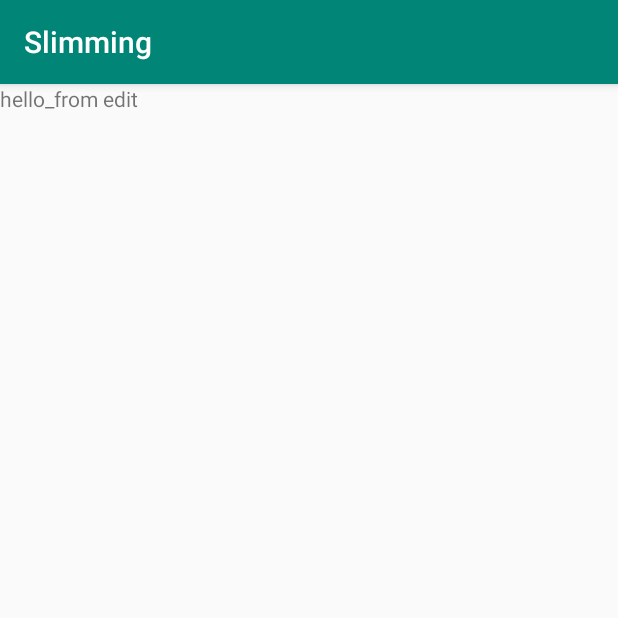
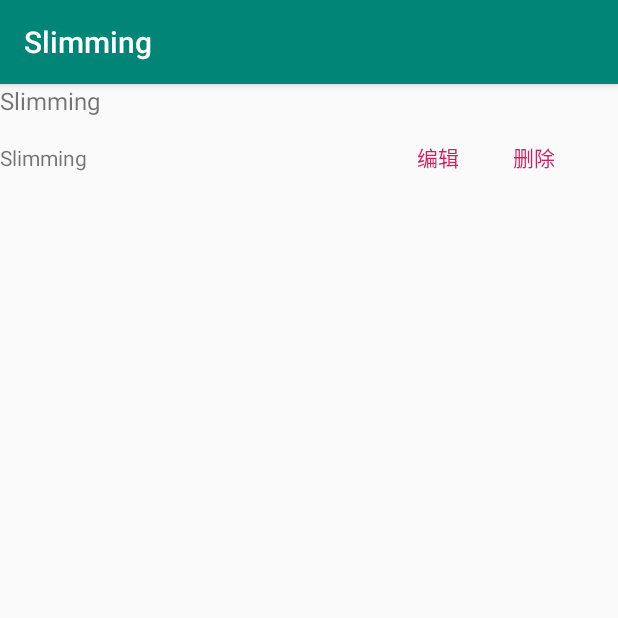
Before and after one commit to Vermouth0/Final_project, an Android app: the fragment PlanEditFragment shown on its own in the app's theme, on a phone screen of 412 x 824 dp, the top half of it. Run offline under Robolectric (Android 15) with nearby library versions, the phone set to English and light mode, and no system bars.

Commit message:
完成编辑页面列表布局并成功接入数据库。

```diff
--- a/app/build.gradle
+++ b/app/build.gradle
@@ -19,11 +19,12 @@ android {
 }
 
 dependencies {
-    implementation fileTree(dir: 'libs', include: ['*.jar'])
+    implementation fileTree(include: ['*.jar'], dir: 'libs')
     implementation 'com.android.support:appcompat-v7:28.0.0'
     implementation 'com.android.support.constraint:constraint-layout:1.1.3'
     testImplementation 'junit:junit:4.12'
     implementation 'com.android.support:design:28.0.0'
     androidTestImplementation 'com.android.support.test:runner:1.0.2'
     androidTestImplementation 'com.android.support.test.espresso:espresso-core:3.0.2'
+    implementation files('libs/mysql-connector-Java-5.1.30-bin.jar')
 }
--- a/app/src/main/res/layout/fragment_plan_edit.xml
+++ b/app/src/main/res/layout/fragment_plan_edit.xml
@@ -6,10 +6,48 @@
     tools:context=".PlanEditFragment">
 
     <!-- TODO: Update blank fragment layout -->
-    <TextView
-        android:id="@+id/fragment_plan_edit"
+
+    <LinearLayout
         android:layout_width="match_parent"
-        android:layout_height="match_parent"
-        android:text="hello_from edit" />
+        android:layout_height="wrap_content"
+        android:orientation="vertical">
+        <TextView
+            android:id="@+id/plan_title"
+            android:layout_width="wrap_content"
+            android:layout_height="wrap_content"
+            android:text="@string/app_name"
+            android:textSize="16sp" />
+
+        <LinearLayout
+            android:layout_width="match_parent"
+            android:layout_height="wrap_content"
+            android:orientation="horizontal">
+
+            <TextView
+                android:id="@+id/plan_content"
+                android:layout_width="260dp"
+                android:layout_height="wrap_content"
+                android:text="@string/app_name"
+                android:textSize="14sp" />
+
+            <Button
+                android:id="@+id/btn_edit_edit"
+                style="?android:attr/buttonBarButtonStyle"
+                android:layout_width="wrap_content"
+                android:layout_height="wrap_content"
+                android:text="@string/btn_edit_edit"
+                android:textSize="14sp" />
+
+            <Button
+                android:id="@+id/btn_edit_delete"
+                style="?android:attr/buttonBarButtonStyle"
+                android:layout_width="wrap_content"
+                android:layout_height="wrap_content"
+                android:text="@string/btn_edit_delete"
+                android:textSize="14sp" />
+        </LinearLayout>
+    </LinearLayout>
+
+
 
 </FrameLayout>
```
Also changed, not shown: app/src/main/AndroidManifest.xml (+5 -5 lines), app/src/main/java/com/swufe/wy/slimming/Item.java (added, +35 -0 lines), app/src/main/java/com/swufe/wy/slimming/SQLActivity.java (added, +134 -0 lines), app/src/main/res/layout/activity_sql.xml (added, +15 -0 lines), app/src/main/res/layout/list_plan_edit.xml (deleted, +0 -47 lines), app/libs/mysql-connector-Java-5.1.30-bin.jar (added).
